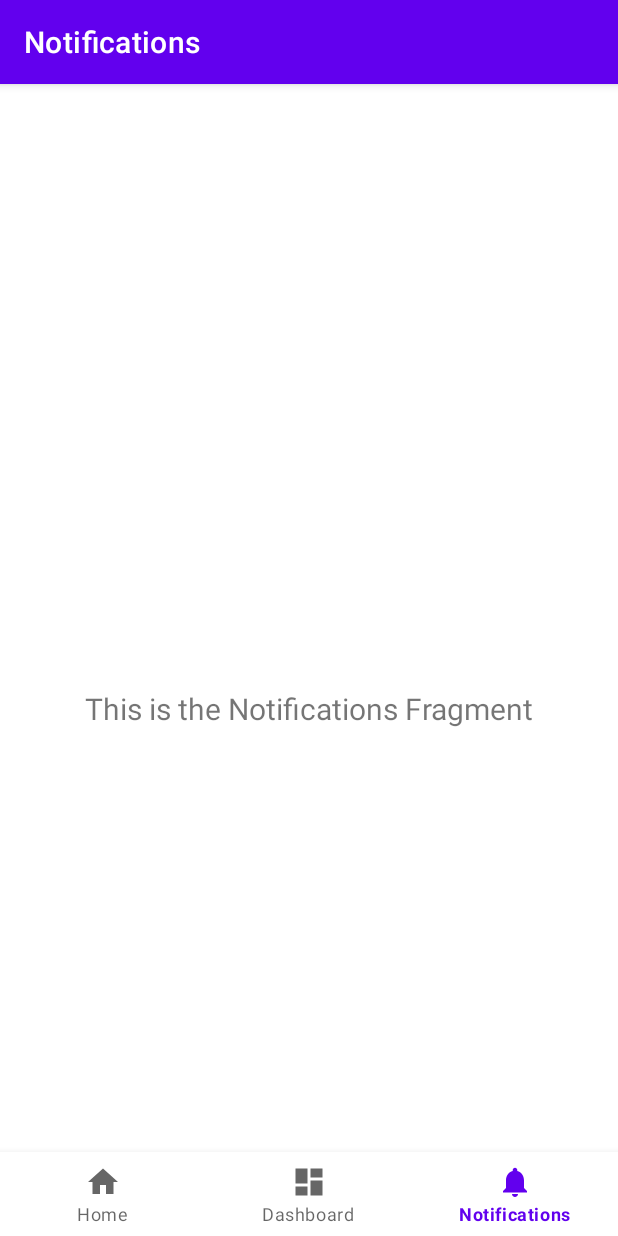
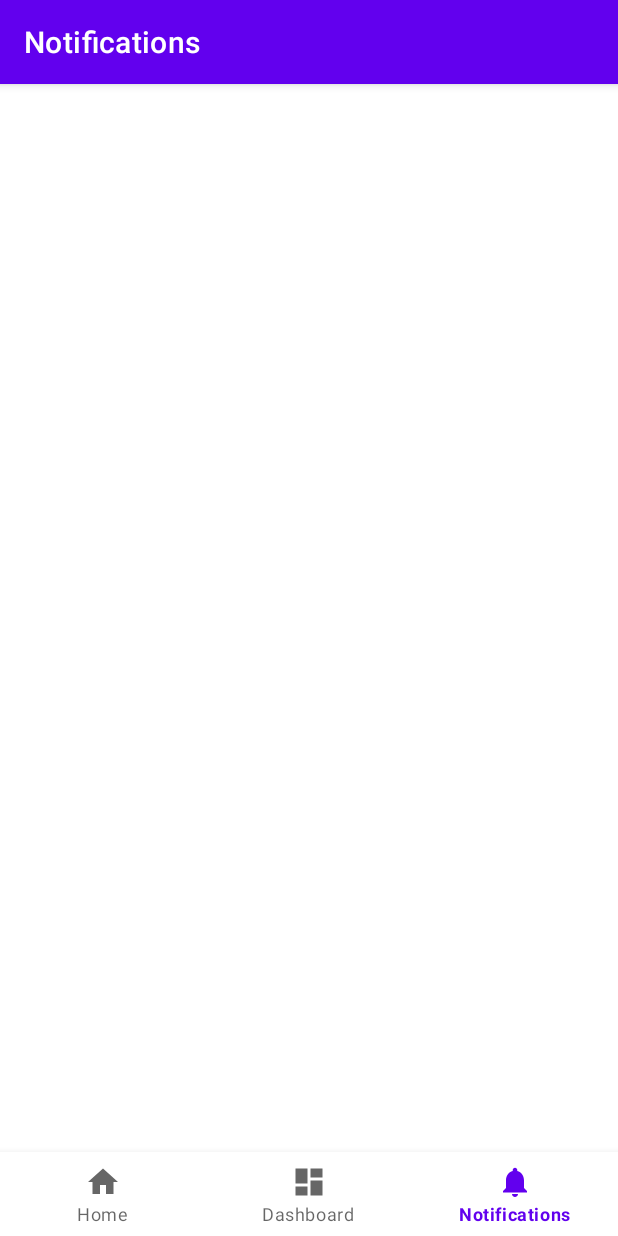
Before and after one commit to honeygun100/TheBirdWatcherRepo, an Android app: the NotificationsFragment screen opened through its navigation route, on a phone screen of 412 x 824 dp. Run offline under Robolectric (Android 15) with nearby library versions, the phone set to English and light mode, and no system bars; our stand-ins replace navigation-ui; Roboto replaces fonts that are not available here.

Commit message:
Update fragment_notifications.xml

```diff
--- a/TheBirdWatcherApp/app/src/main/res/layout/fragment_notifications.xml
+++ b/TheBirdWatcherApp/app/src/main/res/layout/fragment_notifications.xml
@@ -4,7 +4,7 @@
     xmlns:tools="http://schemas.android.com/tools"
     android:layout_width="match_parent"
     android:layout_height="match_parent"
-    tools:context=".ui.notifications.NotificationsFragment">
+    tools:context=".ui.notifications.nfragment">
 
 
     <ScrollView
@@ -45,7 +45,6 @@
         android:layout_marginTop="8dp"
         android:layout_marginEnd="8dp"
         android:textAlignment="center"
-        android:text="This is the Notifications Fragment"
         android:textSize="20sp"
         app:layout_constraintBottom_toBottomOf="parent"
         app:layout_constraintEnd_toEndOf="parent"
```
